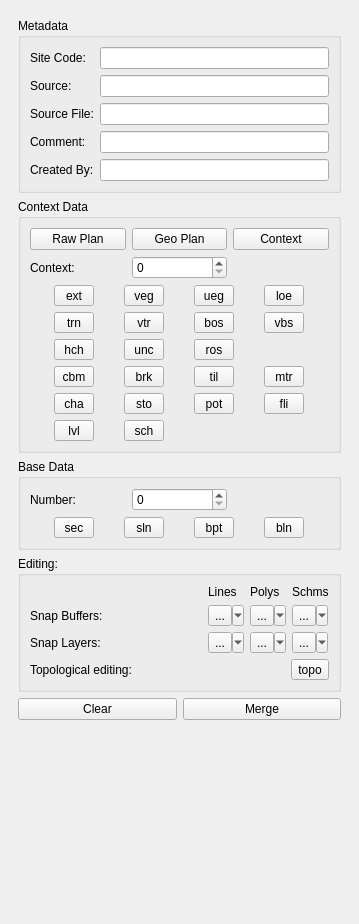
Before: the Qt Designer form plan/plan_dock_base.ui in lparchaeology/ArkPlan, drawn with Qt 5.
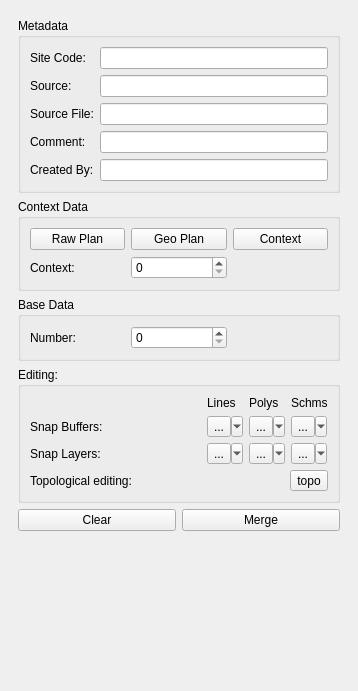
After: the same form once the commit is applied. Custom widgets are drawn as their Qt base class.

Commit message: Complete switch to dynamic adding of map tools to plan dock

Patch:
```diff
--- a/plan/plan_dock_base.ui
+++ b/plan/plan_dock_base.ui
@@ -6,8 +6,8 @@
    <rect>
     <x>0</x>
     <y>0</y>
-    <width>359</width>
-    <height>924</height>
+    <width>358</width>
+    <height>691</height>
    </rect>
   </property>
   <property name="sizePolicy">
@@ -43,8 +43,8 @@
         <rect>
          <x>0</x>
          <y>0</y>
-         <width>335</width>
-         <height>874</height>
+         <width>334</width>
+         <height>641</height>
         </rect>
        </property>
        <layout class="QVBoxLayout" name="verticalLayout">
@@ -185,407 +185,7 @@
             </widget>
            </item>
            <item row="3" column="0" colspan="3">
-            <layout class="QGridLayout" name="m_contextToolsLayout">
-             <item row="0" column="0">
-              <widget class="QToolButton" name="m_extentTool">
-               <property name="minimumSize">
-                <size>
-                 <width>40</width>
-                 <height>0</height>
-                </size>
-               </property>
-               <property name="toolTip">
-                <string>Extent of context</string>
-               </property>
-               <property name="text">
-                <string>ext</string>
-               </property>
-               <property name="checkable">
-                <bool>true</bool>
-               </property>
-              </widget>
-             </item>
-             <item row="0" column="1">
-              <widget class="QToolButton" name="m_verticalEdgeTool">
-               <property name="minimumSize">
-                <size>
-                 <width>40</width>
-                 <height>0</height>
-                </size>
-               </property>
-               <property name="toolTip">
-                <string>Vertical Edge</string>
-               </property>
-               <property name="text">
-                <string>veg</string>
-               </property>
-               <property name="checkable">
-                <bool>true</bool>
-               </property>
-              </widget>
-             </item>
-             <item row="0" column="2">
-              <widget class="QToolButton" name="m_uncertainEdgeTool">
-               <property name="minimumSize">
-                <size>
-                 <width>40</width>
-                 <height>0</height>
-                </size>
-               </property>
-               <property name="toolTip">
-                <string>Uncertain Edge</string>
-               </property>
-               <property name="text">
-                <string>ueg</string>
-               </property>
-               <property name="checkable">
-                <bool>true</bool>
-               </property>
-              </widget>
-             </item>
-             <item row="0" column="3">
-              <widget class="QToolButton" name="m_limitOfExcavationTool">
-               <property name="minimumSize">
-                <size>
-                 <width>40</width>
-                 <height>0</height>
-                </size>
-               </property>
-               <property name="toolTip">
-                <string>Limit of Excavation</string>
-               </property>
-               <property name="text">
-                <string>loe</string>
-               </property>
-               <property name="checkable">
-                <bool>true</bool>
-               </property>
-              </widget>
-             </item>
-             <item row="1" column="0">
-              <widget class="QToolButton" name="m_truncationTool">
-               <property name="minimumSize">
-                <size>
-                 <width>40</width>
-                 <height>0</height>
-                </size>
-               </property>
-               <property name="toolTip">
-                <string>Truncation</string>
-               </property>
-               <property name="text">
-                <string>trn</string>
-               </property>
-               <property name="checkable">
-                <bool>true</bool>
-               </property>
-              </widget>
-             </item>
-             <item row="1" column="1">
-              <widget class="QToolButton" name="m_verticalTruncationTool">
-               <property name="minimumSize">
-                <size>
-                 <width>40</width>
-                 <height>0</height>
-                </size>
-               </property>
-               <property name="toolTip">
-                <string>Vertical Truncation</string>
-               </property>
-               <property name="text">
-                <string>vtr</string>
-               </property>
-               <property name="checkable">
-                <bool>true</bool>
-               </property>
-              </widget>
-             </item>
-             <item row="1" column="2">
-              <widget class="QToolButton" name="m_breakOfSlopeTool">
-               <property name="minimumSize">
-                <size>
-                 <width>40</width>
-                 <height>0</height>
-                </size>
-               </property>
-               <property name="toolTip">
-                <string>Break of Slope</string>
-               </property>
-               <property name="text">
-                <string>bos</string>
-               </property>
-               <property name="checkable">
-                <bool>true</bool>
-               </property>
-              </widget>
-             </item>
-             <item row="1" column="3">
-              <widget class="QToolButton" name="m_verticalBreakOfSlopeTool">
-               <property name="minimumSize">
-                <size>
-                 <width>40</width>
-                 <height>0</height>
-                </size>
-               </property>
-               <property name="toolTip">
-                <string>Vertical Break of Slope</string>
-               </property>
-               <property name="text">
-                <string>vbs</string>
-               </property>
-               <property name="checkable">
-                <bool>true</bool>
-               </property>
-              </widget>
-             </item>
-             <item row="2" column="0">
-              <widget class="QToolButton" name="m_hachureTool">
-               <property name="minimumSize">
-                <size>
-                 <width>40</width>
-                 <height>0</height>
-                </size>
-               </property>
-               <property name="toolTip">
-                <string>Hachure</string>
-               </property>
-               <property name="text">
-                <string>hch</string>
-               </property>
-               <property name="checkable">
-                <bool>true</bool>
-               </property>
-              </widget>
-             </item>
-             <item row="2" column="1">
-              <widget class="QToolButton" name="m_undercutTool">
-               <property name="minimumSize">
-                <size>
-                 <width>40</width>
-                 <height>0</height>
-                </size>
-               </property>
-               <property name="toolTip">
-                <string>Undercut</string>
-               </property>
-               <property name="text">
-                <string>unc</string>
-               </property>
-               <property name="checkable">
-                <bool>true</bool>
-               </property>
-              </widget>
-             </item>
-             <item row="2" column="2">
-              <widget class="QToolButton" name="m_returnOfSlopeTool">
-               <property name="minimumSize">
-                <size>
-                 <width>40</width>
-                 <height>0</height>
-                </size>
-               </property>
-               <property name="toolTip">
-                <string>Return of Slope</string>
-               </property>
-               <property name="text">
-                <string>ros</string>
-               </property>
-               <property name="checkable">
-                <bool>true</bool>
-               </property>
-              </widget>
-             </item>
-             <item row="3" column="0">
-              <widget class="QToolButton" name="m_cbmTool">
-               <property name="minimumSize">
-                <size>
-                 <width>40</width>
-                 <height>0</height>
-                </size>
-               </property>
-               <property name="toolTip">
-                <string>CBM</string>
-               </property>
-               <property name="text">
-                <string>cbm</string>
-               </property>
-               <property name="checkable">
-                <bool>true</bool>
-               </property>
-              </widget>
-             </item>
-             <item row="3" column="1">
-              <widget class="QToolButton" name="m_brickTool">
-               <property name="minimumSize">
-                <size>
-                 <width>40</width>
-                 <height>0</height>
-                </size>
-               </property>
-               <property name="toolTip">
-                <string>Brick</string>
-               </property>
-               <property name="text">
-                <string>brk</string>
-               </property>
-               <property name="checkable">
-                <bool>true</bool>
-               </property>
-              </widget>
-             </item>
-             <item row="3" column="2">
-              <widget class="QToolButton" name="m_tileTool">
-               <property name="minimumSize">
-                <size>
-                 <width>40</width>
-                 <height>0</height>
-                </size>
-               </property>
-               <property name="toolTip">
-                <string>Tile</string>
-               </property>
-               <property name="text">
-                <string>til</string>
-               </property>
-               <property name="checkable">
-                <bool>true</bool>
-               </property>
-              </widget>
-             </item>
-             <item row="3" column="3">
-              <widget class="QToolButton" name="m_mortarTool">
-               <property name="minimumSize">
-                <size>
-                 <width>40</width>
-                 <height>0</height>
-                </size>
-               </property>
-               <property name="toolTip">
-                <string>Mortar</string>
-               </property>
-               <property name="text">
-                <string>mtr</string>
-               </property>
-               <property name="checkable">
-                <bool>true</bool>
-               </property>
-              </widget>
-             </item>
-             <item row="4" column="0">
-              <widget class="QToolButton" name="m_charcoalTool">
-               <property name="minimumSize">
-                <size>
-                 <width>40</width>
-                 <height>0</height>
-                </size>
-               </property>
-               <property name="toolTip">
-                <string>Charcoal</string>
-               </property>
-               <property name="text">
-                <string>cha</string>
-               </property>
-               <property name="checkable">
-                <bool>true</bool>
-               </property>
-              </widget>
-             </item>
-             <item row="4" column="1">
-              <widget class="QToolButton" name="m_stoneTool">
-               <property name="minimumSize">
-                <size>
-                 <width>40</width>
-                 <height>0</height>
-                </size>
-               </property>
-               <property name="toolTip">
-                <string>Stone</string>
-               </property>
-               <property name="text">
-                <string>sto</string>
-               </property>
-               <property name="checkable">
-                <bool>true</bool>
-               </property>
-              </widget>
-             </item>
-             <item row="4" column="2">
-              <widget class="QToolButton" name="m_potTool">
-               <property name="minimumSize">
-                <size>
-                 <width>40</width>
-                 <height>0</height>
-                </size>
-               </property>
-               <property name="toolTip">
-                <string>Pot</string>
-               </property>
-               <property name="text">
-                <string>pot</string>
-               </property>
-               <property name="checkable">
-                <bool>true</bool>
-               </property>
-              </widget>
-             </item>
-             <item row="4" column="3">
-              <widget class="QToolButton" name="m_flintTool">
-               <property name="minimumSize">
-                <size>
-                 <width>40</width>
-                 <height>0</height>
-                </size>
-               </property>
-               <property name="toolTip">
-                <string>Flint</string>
-               </property>
-               <property name="text">
-                <string>fli</string>
-               </property>
-               <property name="checkable">
-                <bool>true</bool>
-               </property>
-              </widget>
-             </item>
-             <item row="5" column="0">
-              <widget class="QToolButton" name="m_levelTool">
-               <property name="minimumSize">
-                <size>
-                 <width>40</width>
-                 <height>0</height>
-                </size>
-               </property>
-               <property name="toolTip">
-                <string>Level</string>
-               </property>
-               <property name="text">
-                <string>lvl</string>
-               </property>
-               <property name="checkable">
-                <bool>true</bool>
-               </property>
-              </widget>
-             </item>
-             <item row="5" column="1">
-              <widget class="QToolButton" name="m_schematicTool">
-               <property name="minimumSize">
-                <size>
-                 <width>40</width>
-                 <height>0</height>
-                </size>
-               </property>
-               <property name="toolTip">
-                <string>Schematic</string>
-               </property>
-               <property name="text">
-                <string>sch</string>
-               </property>
-               <property name="checkable">
-                <bool>true</bool>
-               </property>
-              </widget>
-             </item>
-            </layout>
+            <layout class="QGridLayout" name="m_contextToolsLayout"/>
            </item>
           </layout>
          </widget>
@@ -617,96 +217,7 @@
             </widget>
            </item>
            <item row="4" column="0" colspan="3">
-            <layout class="QGridLayout" name="m_baseToolsGrid">
-             <item row="0" column="0">
-              <widget class="QToolButton" name="m_sectionPinTool">
-               <property name="minimumSize">
-                <size>
-                 <width>40</width>
-                 <height>0</height>
-                </size>
-               </property>
-               <property name="toolTip">
-                <string>Level</string>
-               </property>
-               <property name="text">
-                <string>sec</string>
-               </property>
-               <property name="checkable">
-                <bool>true</bool>
-               </property>
-               <attribute name="buttonGroup">
-                <string notr="true">m_toolButtonGroup</string>
-               </attribute>
-              </widget>
-             </item>
-             <item row="0" column="1">
-              <widget class="QToolButton" name="m_sectionLineTool">
-               <property name="minimumSize">
-                <size>
-                 <width>40</width>
-                 <height>0</height>
-                </size>
-               </property>
-               <property name="toolTip">
-                <string>Level</string>
-               </property>
-               <property name="text">
-                <string>sln</string>
-               </property>
-               <property name="checkable">
-                <bool>true</bool>
-               </property>
-               <attribute name="buttonGroup">
-                <string notr="true">m_toolButtonGroup</string>
-               </attribute>
-              </widget>
-             </item>
-             <item row="0" column="2">
-              <widget class="QToolButton" name="m_basePointTool">
-               <property name="minimumSize">
-                <size>
-                 <width>40</width>
-                 <height>0</height>
-                </size>
-               </property>
-               <property name="toolTip">
-                <string>Level</string>
-               </property>
-               <property name="text">
-                <string>bpt</string>
-               </property>
-               <property name="checkable">
-                <bool>true</bool>
-               </property>
-               <attribute name="buttonGroup">
-                <string notr="true">m_toolButtonGroup</string>
-               </attribute>
-              </widget>
-             </item>
-             <item row="0" column="3">
-              <widget class="QToolButton" name="m_baseLineTool">
-               <property name="minimumSize">
-                <size>
-                 <width>40</width>
-                 <height>0</height>
-                </size>
-               </property>
-               <property name="toolTip">
-                <string>Level</string>
-               </property>
-               <property name="text">
-                <string>bln</string>
-               </property>
-               <property name="checkable">
-                <bool>true</bool>
-               </property>
-               <attribute name="buttonGroup">
-                <string notr="true">m_toolButtonGroup</string>
-               </attribute>
-              </widget>
-             </item>
-            </layout>
+            <layout class="QGridLayout" name="m_baseToolsLayout"/>
            </item>
           </layout>
          </widget>
```
Left out of the diff: 1 changed line with no effect on the pictures. The commit also changes 4 other files.
